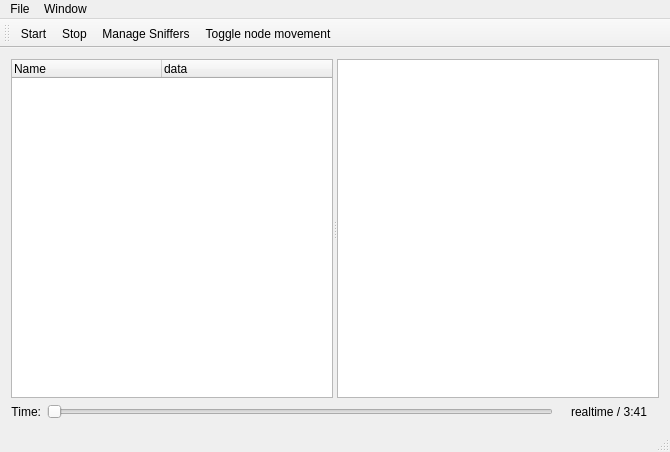
Qt form MainWindow.ui (cetic/foren6-gui-qt) before a commit.
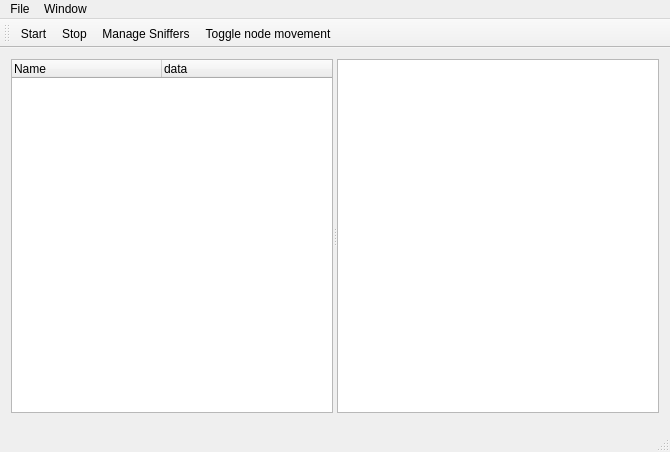
The same form after that commit. Icons and pictures are not drawn. Custom widgets are drawn as their Qt base class.

Commit message: Separated version slider/timeline from maingui. Added a spinbox to change the current version one by one

The edit to the form file:
```diff
--- a/MainWindow.ui
+++ b/MainWindow.ui
@@ -15,58 +15,7 @@
   </property>
   <widget class="QWidget" name="centralWidget">
    <layout class="QGridLayout" name="gridLayout">
-    <item row="1" column="0">
-     <widget class="QLabel" name="timeLabel">
-      <property name="maximumSize">
-       <size>
-        <width>50</width>
-        <height>16777215</height>
-       </size>
-      </property>
-      <property name="text">
-       <string>Time:</string>
-      </property>
-      <property name="alignment">
-       <set>Qt::AlignRight|Qt::AlignTrailing|Qt::AlignVCenter</set>
-      </property>
-     </widget>
-    </item>
-    <item row="1" column="1">
-     <widget class="QSlider" name="horizontalSlider">
-      <property name="maximum">
-       <number>0</number>
-      </property>
-      <property name="value">
-       <number>0</number>
-      </property>
-      <property name="orientation">
-       <enum>Qt::Horizontal</enum>
-      </property>
-     </widget>
-    </item>
-    <item row="1" column="2">
-     <widget class="QLabel" name="versionLabel">
-      <property name="minimumSize">
-       <size>
-        <width>100</width>
-        <height>0</height>
-       </size>
-      </property>
-      <property name="maximumSize">
-       <size>
-        <width>100</width>
-        <height>16777215</height>
-       </size>
-      </property>
-      <property name="text">
-       <string>realtime / 3:41</string>
-      </property>
-      <property name="alignment">
-       <set>Qt::AlignCenter</set>
-      </property>
-     </widget>
-    </item>
-    <item row="0" column="0" colspan="3">
+    <item row="0" column="0" colspan="2">
      <widget class="QSplitter" name="infoSplitter">
       <property name="orientation">
        <enum>Qt::Horizontal</enum>
@@ -89,6 +38,16 @@
       <widget class="QGraphicsView" name="rplTreeView"/>
      </widget>
     </item>
+    <item row="1" column="0" colspan="2">
+     <widget class="VersionSlider" name="versionSlider" native="true">
+      <property name="sizePolicy">
+       <sizepolicy hsizetype="Preferred" vsizetype="Fixed">
+        <horstretch>0</horstretch>
+        <verstretch>0</verstretch>
+       </sizepolicy>
+      </property>
+     </widget>
+    </item>
    </layout>
   </widget>
   <widget class="QMenuBar" name="menuBar">
@@ -174,6 +133,14 @@
   </action>
  </widget>
  <layoutdefault spacing="6" margin="11"/>
+ <customwidgets>
+  <customwidget>
+   <class>VersionSlider</class>
+   <extends>QWidget</extends>
+   <header>VersionSlider.h</header>
+   <container>1</container>
+  </customwidget>
+ </customwidgets>
  <resources>
   <include location="Resource.qrc"/>
  </resources>
```
The commit also changes 6 other files.
